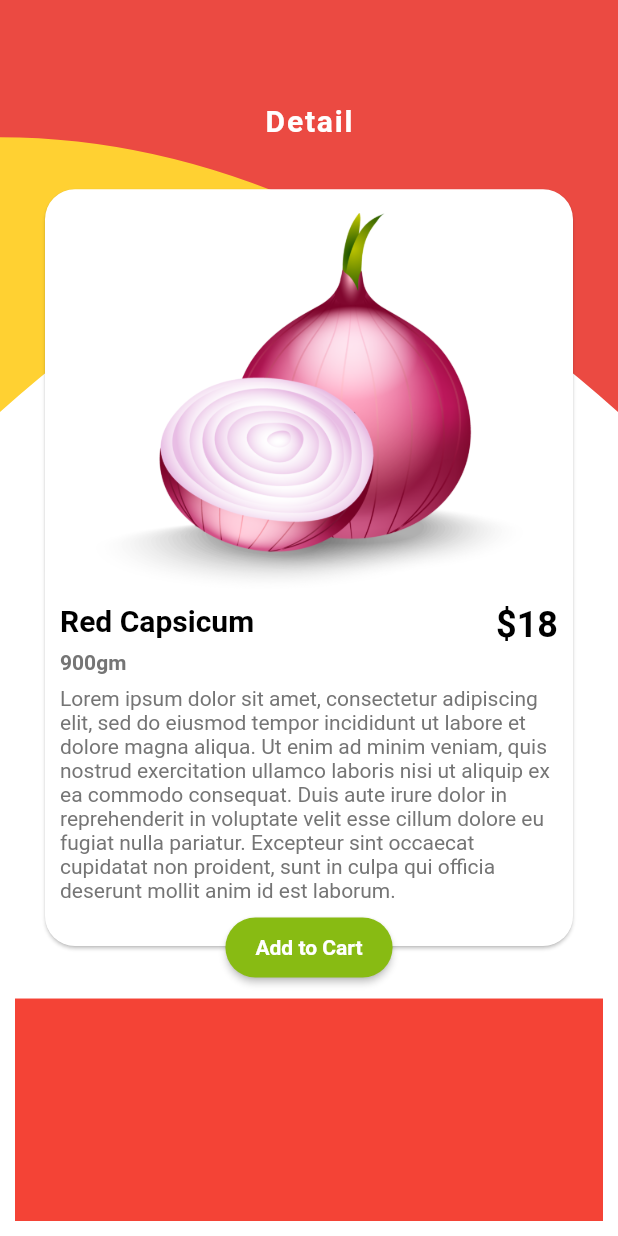
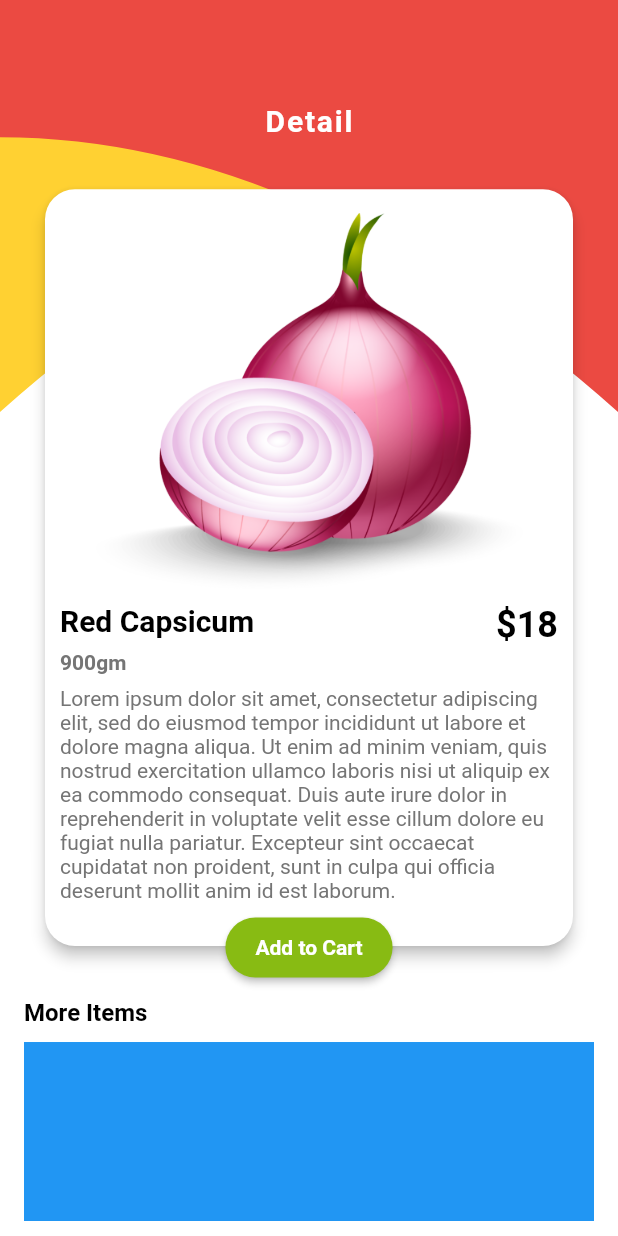
Before and after one commit to jeremy02/flutter_vegetable_app, a Flutter app: the DetailScreen screen opened directly, on a phone screen of 412 x 824 dp. Run offline on Flutter 3.47's test engine with Material 2 defaults, Android fonts, the phone set to English and light mode, and no system bars; Roboto replaces fonts that are missing (Softelegance).

Commit message:
started on detail screen more items

```diff
--- a/lib/components/detail_screen_main_content.dart
+++ b/lib/components/detail_screen_main_content.dart
@@ -9,6 +9,7 @@ class DetailScreenMainContent extends StatelessWidget{
 					shape: RoundedRectangleBorder(
 						borderRadius: BorderRadius.all(Radius.circular(20.0)),
 					),
+					elevation: 4.0,
 					child: FractionallySizedBox(
 						widthFactor: 1.0,
 						heightFactor: 0.96,
--- /dev/null
+++ b/lib/components/detail_screen_more_items_content.dart
@@ -0,0 +1,29 @@
+import 'package:flutter/material.dart';
+
+class DetailScreenMoreItemsContent extends StatelessWidget{
+	@override
+	Widget build(BuildContext context) {
+		return Column(
+			crossAxisAlignment: CrossAxisAlignment.start,
+			children: <Widget>[
+				Text(
+					"More Items",
+					style: TextStyle(
+						color: Colors.black,
+						fontSize: 16.0,
+						fontWeight: FontWeight.bold,
+					),
+				),
+				Flexible(
+					flex: 1,
+					child: Padding(
+						padding: EdgeInsets.only(top: 10.0),
+						child: Container(
+							color: Colors.blue,
+						),
+					),
+				),
+			],
+		);
+	}
+}
--- a/lib/screens/detail_screen.dart
+++ b/lib/screens/detail_screen.dart
@@ -1,5 +1,6 @@
 import 'package:flutter/material.dart';
 import 'package:flutter_vegetable_app/components/detail_screen_main_content.dart';
+import 'package:flutter_vegetable_app/components/detail_screen_more_items_content.dart';
 import 'package:flutter_vegetable_app/components/top_background.dart';
 
 class DetailScreen extends StatelessWidget{
@@ -46,10 +47,11 @@ class DetailScreen extends StatelessWidget{
 							),
 							Container(
 								height: MediaQuery.of(context).size.height*0.18,
-								margin: EdgeInsets.all(10.0),
-								decoration: BoxDecoration(
-									color: Colors.red,
+								margin: EdgeInsets.symmetric(
+									vertical: 10.0,
+									horizontal: 16.0,
 								),
+								child: DetailScreenMoreItemsContent(),
 							),
 						],
 					),
```
